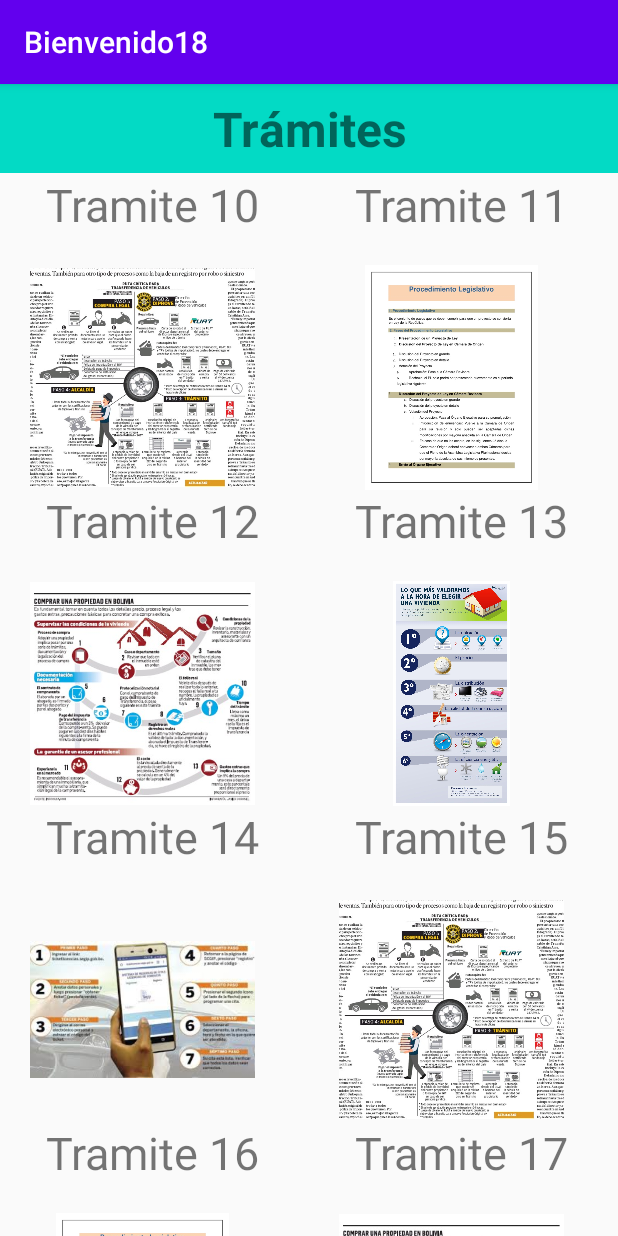
After one commit to RaisaSilva/android-certi-Bienvenidos18, an Android app: the Procedures screen opened directly, with no data from a screen before it, on a phone screen of 412 x 824 dp. The commit adds this screen. Run offline under Robolectric (Android 15) with nearby library versions, the phone set to English and light mode, and no system bars.

Commit message:
Recyclerview: Tramites

```diff
--- a/app/src/main/AndroidManifest.xml
+++ b/app/src/main/AndroidManifest.xml
@@ -11,12 +11,16 @@
         android:theme="@style/AppTheme">
         <activity android:name=".ui.activities.Launcher"></activity>
         <activity android:name=".ui.activities.ActivityU"></activity>
+        <activity android:name=".ui.activities.Procedures"></activity>
+
+
         <activity android:name=".ui.activities.LoginActivity">
             <intent-filter>
                 <action android:name="android.intent.action.MAIN" />
 
                 <category android:name="android.intent.category.LAUNCHER" />
             </intent-filter>
+
         </activity>
     </application>
 
--- a/app/src/main/java/bo/com/bienvenido18/android/ui/activities/Launcher.java
+++ b/app/src/main/java/bo/com/bienvenido18/android/ui/activities/Launcher.java
@@ -29,19 +29,21 @@ public class Launcher extends AppCompatActivity {
         universidad = (Button)findViewById(R.id.universidad);
         sabias = (Button)findViewById(R.id.sabias);
 
-        /*
+
         tramite.setOnClickListener(new View.OnClickListener() {
             @Override
             public void onClick(View v) {
-                startActivity(new Intent(Launcher.this, tramite.class));
+                startActivity(new Intent(Launcher.this, Procedures.class));
             }
         });
+
         universidad.setOnClickListener(new View.OnClickListener() {
             @Override
             public void onClick(View v) {
-                startActivity(new Intent(Launcher.this, universidad.class));
+                startActivity(new Intent(Launcher.this, ActivityU.class));
             }
         });
+        /*
         sabias.setOnClickListener(new View.OnClickListener() {
             @Override
             public void onClick(View v) {
--- /dev/null
+++ b/app/src/main/java/bo/com/bienvenido18/android/ui/activities/Procedures.java
@@ -0,0 +1,33 @@
+package bo.com.bienvenido18.android.ui.activities;
+
+import android.os.Bundle;
+
+import androidx.appcompat.app.AppCompatActivity;
+import androidx.recyclerview.widget.GridLayoutManager;
+import androidx.recyclerview.widget.RecyclerView;
+
+import bo.com.bienvenido18.android.R;
+import bo.com.bienvenido18.android.ui.adapter.RecyclerViewAdapter;
+
+public class Procedures extends AppCompatActivity {
+    private RecyclerView recyclerView;
+    RecyclerView.LayoutManager layoutManager;
+    RecyclerViewAdapter recyclerViewAdapter;
+
+    int []arr={R.drawable.autos,R.drawable.proced, R.drawable.propiedad, R.drawable.vivienda, R.drawable.images,R.drawable.autos,R.drawable.proced, R.drawable.propiedad};
+
+    @Override
+    protected void onCreate (Bundle savedInstanceState) {
+
+        super.onCreate(savedInstanceState);
+        setContentView(R.layout.list_procedures);
+        recyclerView=findViewById(R.id.RecyclerIdProcedure);
+        layoutManager = new GridLayoutManager(this, 2);
+        recyclerView.setLayoutManager(layoutManager);
+        recyclerViewAdapter = new RecyclerViewAdapter(arr);
+
+        recyclerView.setAdapter(recyclerViewAdapter);
+        recyclerView.setHasFixedSize(true);
+
+    }
+}
--- /dev/null
+++ b/app/src/main/java/bo/com/bienvenido18/android/ui/adapter/RecyclerViewAdapter.java
@@ -0,0 +1,52 @@
+package bo.com.bienvenido18.android.ui.adapter;
+
+import android.view.LayoutInflater;
+import android.view.View;
+import android.view.ViewGroup;
+import android.widget.ImageView;
+import android.widget.TextView;
+
+import androidx.annotation.NonNull;
+import androidx.recyclerview.widget.RecyclerView;
+
+import bo.com.bienvenido18.android.R;
+
+public class RecyclerViewAdapter extends RecyclerView.Adapter<RecyclerViewAdapter.MyviewHolder> {
+
+    int []arr;
+
+    public RecyclerViewAdapter(int[] arr) {
+        this.arr = arr;
+    }
+
+    @NonNull
+    @Override
+    public MyviewHolder onCreateViewHolder(@NonNull ViewGroup parent, int viewType) {
+        View view = LayoutInflater.from(parent.getContext()).inflate(R.layout.sigle_procedure,parent,  false);
+        MyviewHolder myviewHolder = new MyviewHolder(view);
+        return myviewHolder;
+    }
+
+    @Override
+    public void onBindViewHolder(@NonNull MyviewHolder holder, int position) {
+        holder.imageView.setImageResource(arr[position]);
+        holder.textView.setText("Tramite 1"+position);
+
+    }
+
+    @Override
+    public int getItemCount() {
+        return arr.length;
+    }
+    public class MyviewHolder extends RecyclerView.ViewHolder{
+
+        TextView textView;
+        ImageView imageView;
+
+        public MyviewHolder(@NonNull View itemView) {
+            super(itemView);
+            imageView = itemView.findViewById(R.id.procedure_view);
+            textView = itemView.findViewById(R.id.title_view);
+        }
+    }
+}
--- /dev/null
+++ b/app/src/main/res/layout/list_procedures.xml
@@ -0,0 +1,29 @@
+<?xml version="1.0" encoding="utf-8"?>
+<androidx.constraintlayout.widget.ConstraintLayout
+    xmlns:android="http://schemas.android.com/apk/res/android"
+    xmlns:app="http://schemas.android.com/apk/res-auto"
+    xmlns:tools="http://schemas.android.com/tools"
+    android:layout_width="match_parent"
+    android:layout_height="match_parent">
+    <TextView
+        android:id="@+id/tramites"
+        android:layout_width="match_parent"
+        android:layout_height="wrap_content"
+        android:text="Trámites"
+        android:textSize="@dimen/space_xxl"
+        android:gravity="center_horizontal"
+        android:textStyle="bold"
+        android:padding="@dimen/space_sm"
+        android:background="@color/colorAccent"
+        />
+
+    <androidx.recyclerview.widget.RecyclerView
+        android:id="@+id/RecyclerIdProcedure"
+        android:layout_width="match_parent"
+        android:layout_height="match_parent"
+        android:layout_marginTop="60dp"
+        app:layout_constraintEnd_toEndOf="parent"
+        app:layout_constraintStart_toStartOf="parent"
+        app:layout_constraintTop_toBottomOf="@+id/tramites" />
+
+</androidx.constraintlayout.widget.ConstraintLayout>
--- /dev/null
+++ b/app/src/main/res/layout/sigle_procedure.xml
@@ -0,0 +1,29 @@
+<?xml version="1.0" encoding="utf-8"?>
+
+<LinearLayout
+    xmlns:android="http://schemas.android.com/apk/res/android"
+    android:orientation="vertical"
+    android:layout_width="match_parent"
+    android:layout_height="wrap_content">
+
+    <TextView
+        android:layout_width="wrap_content"
+        android:layout_height="wrap_content"
+        android:text="title"
+        android:layout_marginLeft="30dp"
+        android:gravity="center"
+        android:id="@+id/title_view"
+        android:textSize="30dp"/>
+
+    <ImageView
+        android:id="@+id/procedure_view"
+        android:layout_width="150dp"
+        android:layout_height="150dp"
+        android:layout_marginLeft="20dp"
+        android:layout_marginRight="20dp"
+        android:layout_marginTop="20dp"
+        android:src="@drawable/ic_launcher_background"
+        />
+
+
+</LinearLayout>
```
Also changed, not shown: app/src/main/res/drawable-v24/autos.jpeg (added), app/src/main/res/drawable-v24/images.jpeg (added), app/src/main/res/drawable-v24/proced.jpg (added), app/src/main/res/drawable-v24/propiedad.jpeg (added), app/src/main/res/drawable-v24/vivienda.jpg (added).
